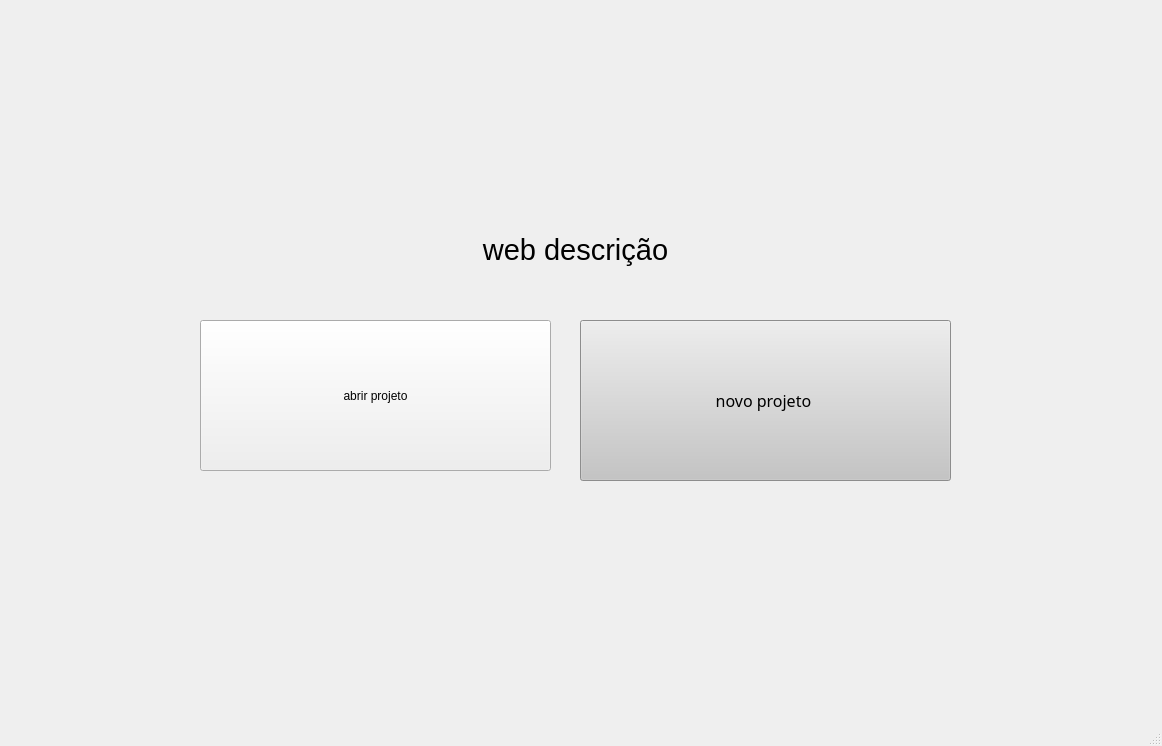
This is src/form/mainwindow.ui in lucasrm148/audiodescricao as Qt 5 draws it before an edit. The edited form follows.
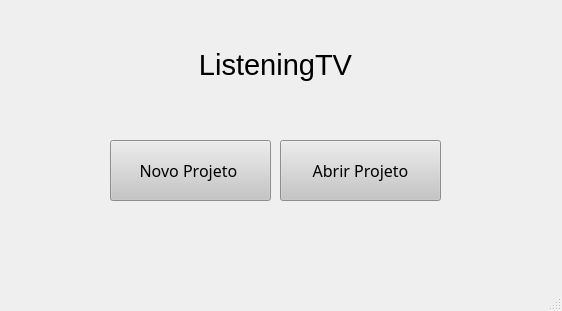
This is the edited form.

Commit message: Arrumando interfaces

What changed in the file:
```diff
--- a/src/form/mainwindow.ui
+++ b/src/form/mainwindow.ui
@@ -6,8 +6,8 @@
    <rect>
     <x>0</x>
     <y>0</y>
-    <width>1162</width>
-    <height>746</height>
+    <width>562</width>
+    <height>311</height>
    </rect>
   </property>
   <property name="windowTitle">
@@ -23,10 +23,10 @@
    <widget class="QPushButton" name="pushButton">
     <property name="geometry">
      <rect>
-      <x>580</x>
-      <y>320</y>
-      <width>371</width>
-      <height>161</height>
+      <x>110</x>
+      <y>140</y>
+      <width>161</width>
+      <height>61</height>
      </rect>
     </property>
     <property name="font">
@@ -41,16 +41,16 @@
 </string>
     </property>
     <property name="text">
-     <string>novo projeto </string>
+     <string>Novo Projeto </string>
     </property>
    </widget>
    <widget class="QLabel" name="label">
     <property name="geometry">
      <rect>
-      <x>310</x>
-      <y>180</y>
-      <width>531</width>
-      <height>141</height>
+      <x>60</x>
+      <y>20</y>
+      <width>431</width>
+      <height>91</height>
      </rect>
     </property>
     <property name="styleSheet">
@@ -60,21 +60,32 @@
      <string>&lt;!DOCTYPE HTML PUBLIC &quot;-//W3C//DTD HTML 4.0//EN&quot; &quot;http://www.w3.org/TR/REC-html40/strict.dtd&quot;&gt;
 &lt;html&gt;&lt;head&gt;&lt;meta name=&quot;qrichtext&quot; content=&quot;1&quot; /&gt;&lt;style type=&quot;text/css&quot;&gt;
 p, li { white-space: pre-wrap; }
-&lt;/style&gt;&lt;/head&gt;&lt;body style=&quot; font-family:'MS Shell Dlg 2'; font-size:8pt; font-weight:400; font-style:normal;&quot;&gt;
-&lt;p align=&quot;center&quot; style=&quot; margin-top:12px; margin-bottom:12px; margin-left:0px; margin-right:0px; -qt-block-indent:0; text-indent:0px;&quot;&gt;&lt;span style=&quot; font-size:22pt;&quot;&gt;web descrição&lt;/span&gt;&lt;/p&gt;&lt;/body&gt;&lt;/html&gt;</string>
+&lt;/style&gt;&lt;/head&gt;&lt;body style=&quot; font-family:'Ubuntu'; font-size:11pt; font-weight:400; font-style:normal;&quot;&gt;
+&lt;p align=&quot;center&quot; style=&quot; margin-top:12px; margin-bottom:12px; margin-left:0px; margin-right:0px; -qt-block-indent:0; text-indent:0px;&quot;&gt;&lt;span style=&quot; font-family:'MS Shell Dlg 2'; font-size:22pt;&quot;&gt;ListeningTV&lt;/span&gt;&lt;/p&gt;&lt;/body&gt;&lt;/html&gt;</string>
     </property>
    </widget>
    <widget class="QPushButton" name="pushButton_2">
     <property name="geometry">
      <rect>
-      <x>200</x>
-      <y>320</y>
-      <width>351</width>
-      <height>151</height>
+      <x>280</x>
+      <y>140</y>
+      <width>161</width>
+      <height>61</height>
      </rect>
     </property>
+    <property name="font">
+     <font>
+      <family>Candara</family>
+      <pointsize>12</pointsize>
+     </font>
+    </property>
+    <property name="styleSheet">
+     <string notr="true">background-color:rgb(197, 197, 197)
+
+</string>
+    </property>
     <property name="text">
-     <string>abrir projeto</string>
+     <string>Abrir Projeto</string>
     </property>
    </widget>
   </widget>
```
Left out of the diff: 10 changed lines with no effect on the pictures. The commit also changes 6 other files.
